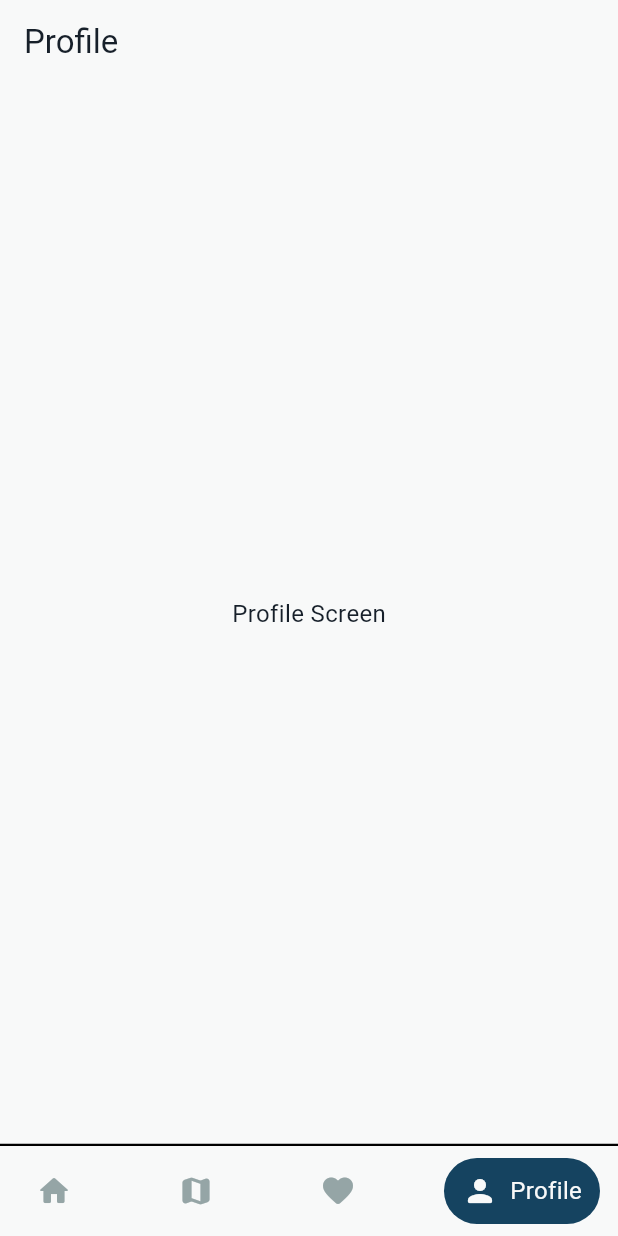
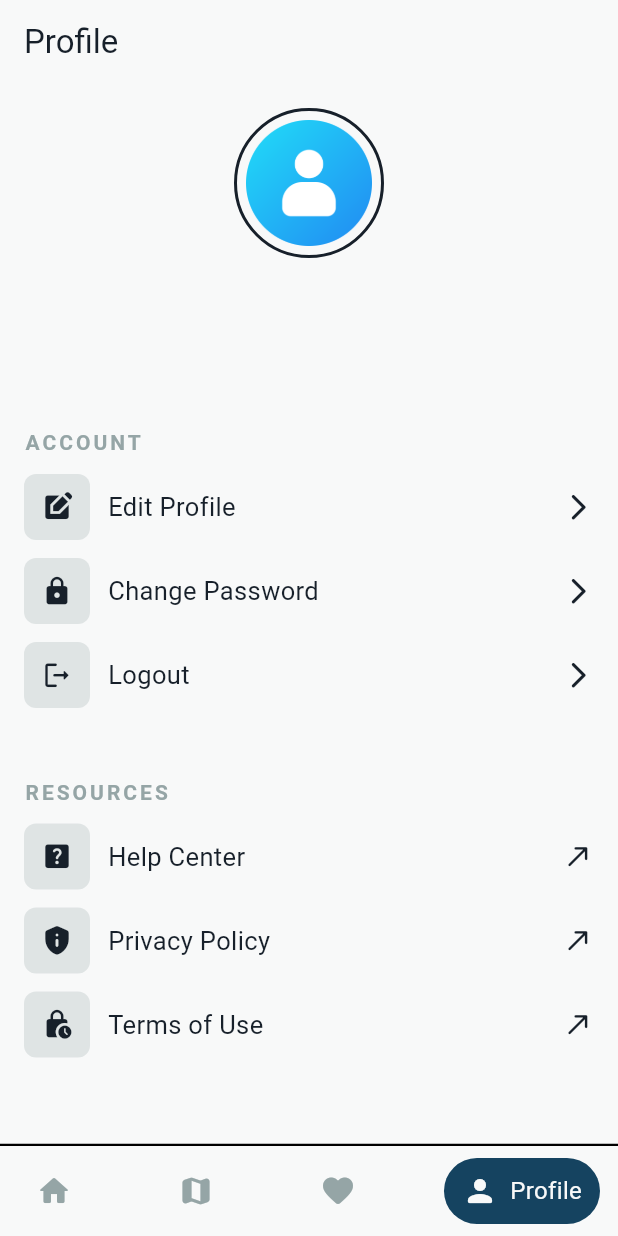
Before and after one commit to ericksonmwendwa/urban-hunt, a Flutter app: the screen it shows once a user with an empty profile is signed in, item 4 of the bottom bar chosen, on a phone screen of 412 x 824 dp. Run offline on Flutter 3.47's test engine with Material 3 defaults, Android fonts, the phone set to English and light mode, and no system bars; drawn by our look-alikes of google_nav_bar; our stand-ins replace cached_network_image, cloud_firestore, firebase_auth, firebase_core, google_maps_flutter, introduction_screen and 2 more; missing offline and left inert: custom_info_window; accounts and stored records are empty; Roboto replaces fonts that are missing (Roboto Flex).

Commit message:
profile details, edit profile, change password, and logout

```diff
--- a/lib/config/router.dart
+++ b/lib/config/router.dart
@@ -2,8 +2,11 @@ import 'package:flutter/material.dart';
 import 'package:provider/provider.dart';
 import 'package:urban_hunt/models/auth_model.dart';
 import 'package:urban_hunt/screens/app_screen.dart';
+import 'package:urban_hunt/screens/edit_screen.dart';
 import 'package:urban_hunt/screens/error_404_screen.dart';
 import 'package:urban_hunt/screens/login_screen.dart';
+import 'package:urban_hunt/screens/logout_screen.dart';
+import 'package:urban_hunt/screens/password_screen.dart';
 import 'package:urban_hunt/screens/register_screen.dart';
 import 'package:urban_hunt/screens/splash_screen.dart';
 
@@ -30,6 +33,12 @@ Route<dynamic> generateRoute(RouteSettings settings) {
           return const LoginScreen();
         case '/register':
           return const RegisterScreen();
+        case '/password':
+          return const PasswordScreen();
+        case '/edit':
+          return const EditScreen();
+        case '/logout':
+          return const LogoutScreen();
         default:
           return const Error404Screen();
       }
--- a/lib/models/user_model.dart
+++ b/lib/models/user_model.dart
@@ -2,14 +2,30 @@ class UserModel {
   final String id;
   final String email;
   final String name;
+  final String phone;
 
-  const UserModel({required this.id, required this.email, required this.name});
+  const UserModel({
+    required this.id,
+    required this.email,
+    required this.name,
+    required this.phone,
+  });
+
+  UserModel copyWith({String? name, String? phone}) {
+    return UserModel(
+      id: id,
+      email: email,
+      name: name ?? this.name,
+      phone: phone ?? this.phone,
+    );
+  }
 
   factory UserModel.fromJson(Map<String, dynamic> json) {
     return UserModel(
       id: json['id'] as String,
       email: json['email'] as String,
       name: json['name'] as String,
+      phone: json['phone'] as String,
     );
   }
 }
--- a/lib/screens/home_screen.dart
+++ b/lib/screens/home_screen.dart
@@ -153,7 +153,7 @@ class _HomeScreenState extends State<HomeScreen> {
             child: Center(
               child: Icon(
                 Icons.filter_list_rounded,
-                size: 18.0,
+                size: 28.0,
                 color: Theme.of(context).colorScheme.inverseSurface,
               ),
             ),
--- a/lib/screens/profile_screen.dart
+++ b/lib/screens/profile_screen.dart
@@ -1,10 +1,96 @@
 import 'package:flutter/material.dart';
+import 'package:urban_hunt/widget/profile_header.dart';
+import 'package:urban_hunt/widget/profile_link.dart';
 
 class ProfileScreen extends StatelessWidget {
   const ProfileScreen({super.key});
 
   @override
   Widget build(BuildContext context) {
-    return Center(child: Text('Profile Screen'));
+    return SingleChildScrollView(
+      padding: const EdgeInsets.all(16.0),
+      child: Column(
+        crossAxisAlignment: CrossAxisAlignment.start,
+        children: <Widget>[
+          const ProfileHeader(),
+          const SizedBox(height: 48.0),
+          _account(context),
+          const SizedBox(height: 48.0),
+          _resources(context),
+          const SizedBox(height: 100.0),
+        ],
+      ),
+    );
+  }
+
+  Widget _account(BuildContext context) {
+    return Column(
+      crossAxisAlignment: CrossAxisAlignment.start,
+      children: <Widget>[
+        Text(
+          'Account'.toUpperCase(),
+          style: Theme.of(context).textTheme.bodySmall?.copyWith(
+            letterSpacing: 2.0,
+            fontWeight: FontWeight.bold,
+            color: Theme.of(context).disabledColor,
+          ),
+        ),
+        const SizedBox(height: 12.0),
+        const ProfileLink(
+          link: 'edit',
+          label: 'Edit Profile',
+          icon: Icons.edit_square,
+        ),
+        const SizedBox(height: 12.0),
+        const ProfileLink(
+          link: 'password',
+          label: 'Change Password',
+          icon: Icons.lock_rounded,
+        ),
+        const SizedBox(height: 12.0),
+        const ProfileLink(
+          link: 'logout',
+          label: 'Logout',
+          icon: Icons.logout_rounded,
+        ),
+      ],
+    );
+  }
+
+  Widget _resources(BuildContext context) {
+    return Column(
+      crossAxisAlignment: CrossAxisAlignment.start,
+      children: <Widget>[
+        Text(
+          'Resources'.toUpperCase(),
+          style: Theme.of(context).textTheme.bodySmall?.copyWith(
+            letterSpacing: 2.0,
+            fontWeight: FontWeight.bold,
+            color: Theme.of(context).disabledColor,
+          ),
+        ),
+        const SizedBox(height: 12.0),
+        const ProfileLink(
+          outlink: true,
+          link: 'help-center',
+          label: 'Help Center',
+          icon: Icons.help_center_rounded,
+        ),
+        const SizedBox(height: 12.0),
+        const ProfileLink(
+          outlink: true,
+          link: 'privacy-policy',
+          label: 'Privacy Policy',
+          icon: Icons.privacy_tip_rounded,
+        ),
+        const SizedBox(height: 12.0),
+        const ProfileLink(
+          outlink: true,
+          link: 'terms-of-use',
+          label: 'Terms of Use',
+          icon: Icons.lock_clock_rounded,
+        ),
+      ],
+    );
   }
 }
--- a/lib/services/user_service.dart
+++ b/lib/services/user_service.dart
@@ -42,6 +42,7 @@ class UserService {
     Map<String, dynamic> user = <String, dynamic>{
       'name': name,
       'email': email,
+      'phone': phone,
       'createdAt': FieldValue.serverTimestamp(),
     };
 
--- /dev/null
+++ b/lib/widget/profile_header.dart
@@ -0,0 +1,51 @@
+import 'package:flutter/material.dart';
+import 'package:provider/provider.dart';
+import 'package:urban_hunt/models/user_model.dart';
+import 'package:urban_hunt/provider/user_provider.dart';
+import 'package:urban_hunt/widget/loading_icon.dart';
+
+class ProfileHeader extends StatelessWidget {
+  const ProfileHeader({super.key});
+
+  @override
+  Widget build(BuildContext context) {
+    UserModel? user = context.watch<UserProvider>().user;
+
+    if (user == null) {
+      return Center(child: LoadingIcon());
+    }
+
+    return Center(
+      child: Column(
+        children: <Widget>[
+          Container(
+            width: 100.0,
+            height: 100.0,
+            padding: const EdgeInsets.all(6.0),
+            decoration: BoxDecoration(
+              color: Theme.of(context).colorScheme.surface,
+              border: Border.all(
+                color: Theme.of(context).colorScheme.inverseSurface,
+                width: 2.0,
+              ),
+              shape: BoxShape.circle,
+            ),
+            child: Image.asset('assets/images/user.png'),
+          ),
+          const SizedBox(height: 12.0),
+          Text(
+            user.name,
+            textAlign: TextAlign.center,
+            style: Theme.of(context).textTheme.displayMedium,
+          ),
+          const SizedBox(height: 4.0),
+          Text(
+            user.email,
+            textAlign: TextAlign.center,
+            style: Theme.of(context).textTheme.bodyLarge,
+          ),
+        ],
+      ),
+    );
+  }
+}
--- /dev/null
+++ b/lib/widget/profile_link.dart
@@ -0,0 +1,71 @@
+import 'package:flutter/material.dart';
+import 'package:url_launcher/url_launcher.dart';
+
+class ProfileLink extends StatelessWidget {
+  const ProfileLink({
+    super.key,
+    this.outlink = false,
+    required this.link,
+    required this.label,
+    required this.icon,
+  });
+
+  final bool outlink;
+  final String link;
+  final String label;
+  final IconData icon;
+
+  @override
+  Widget build(BuildContext context) {
+    return GestureDetector(
+      onTap: () {
+        if (outlink) {
+          Uri url = Uri.parse('https://www.urbanhunt.com/$link');
+
+          _launchUrl(url);
+
+          return;
+        }
+
+        Navigator.pushNamed(context, '/$link');
+      },
+      child: Container(
+        color: Theme.of(context).colorScheme.surface,
+        child: Row(
+          children: <Widget>[
+            Container(
+              width: 44.0,
+              height: 44.0,
+              decoration: BoxDecoration(
+                color: Theme.of(context).disabledColor.withValues(alpha: 0.25),
+                borderRadius: BorderRadius.circular(8.0),
+              ),
+              child: Center(child: Icon(icon, size: 21.0)),
+            ),
+            const SizedBox(width: 12.0),
+            Expanded(
+              child: Text(
+                label,
+                style: Theme.of(
+                  context,
+                ).textTheme.bodyMedium?.copyWith(fontSize: 17.0),
+              ),
+            ),
+            Icon(
+              outlink
+                  ? Icons.north_east_rounded
+                  : Icons.arrow_forward_ios_rounded,
+              size: 21.0,
+            ),
+          ],
+        ),
+      ),
+    );
+  }
+
+  Future<void> _launchUrl(Uri url) async {
+    if (!await launchUrl(url)) {
+      throw Exception('Could not launch $url');
+    }
+  }
+}
```
Also changed, not shown: lib/screens/edit_screen.dart (added, +116 -0 lines), lib/screens/error_404_screen.dart (+12 -4 lines), lib/screens/logout_screen.dart (added, +46 -0 lines), lib/screens/password_screen.dart (added, +131 -0 lines), assets/images/user.png (added).
